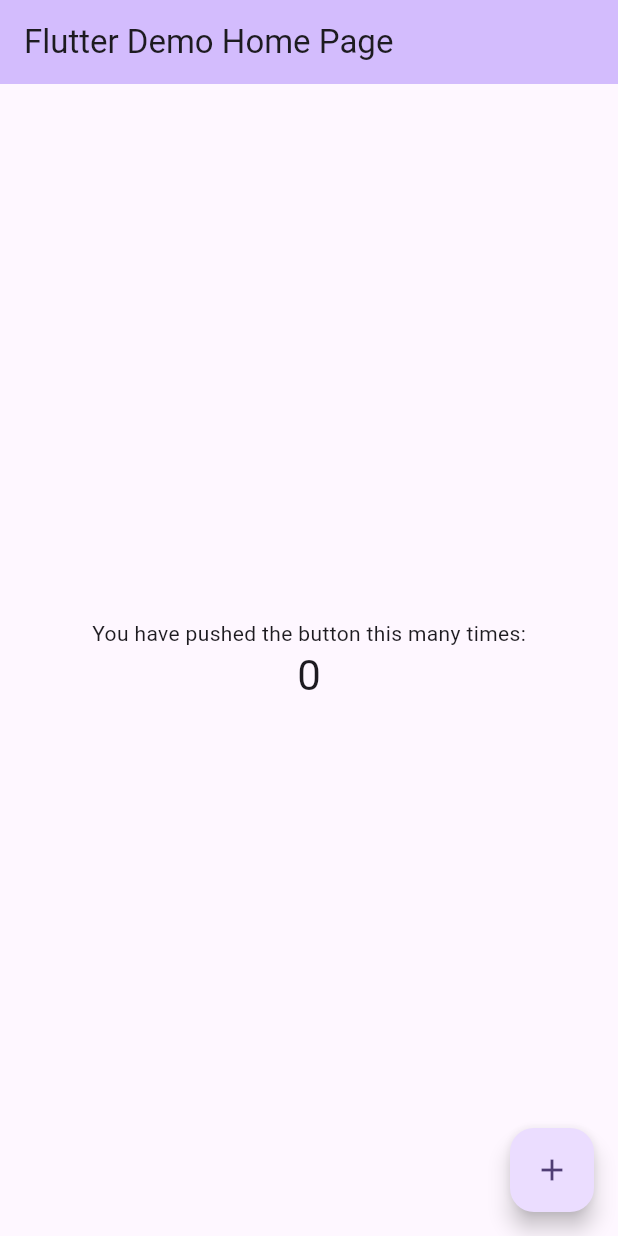
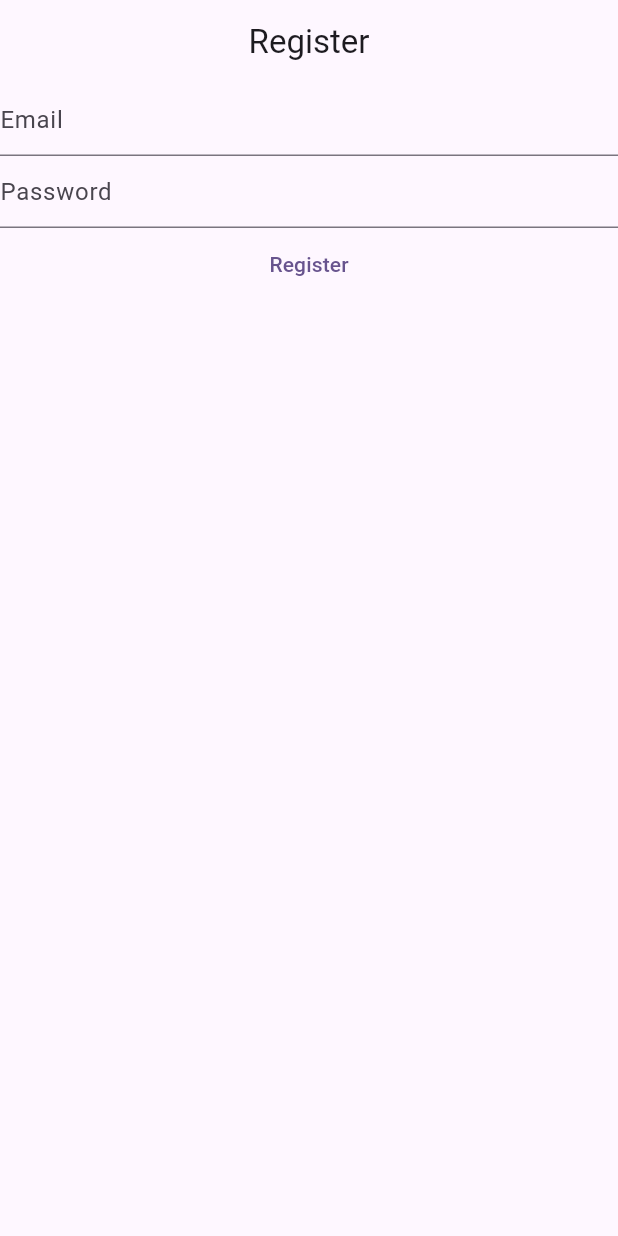
Before and after one commit to thinhdabezt/NotiForYou, a Flutter app: the screen it shows after launch, on a phone screen of 412 x 824 dp. Run offline on Flutter 3.47's test engine with Material 3 defaults, Android fonts, the light colour scheme and no system bars; our stand-ins replace firebase_auth, firebase_core; accounts and stored records are empty.

Commit message:
Add Firebase configuration and authentication to the Flutter app

```diff
--- a/lib/main.dart
+++ b/lib/main.dart
@@ -1,65 +1,91 @@
+import 'package:firebase_core/firebase_core.dart';
 import 'package:flutter/material.dart';
+import 'package:firebase_auth/firebase_auth.dart';
+import 'firebase_options.dart';
 
 void main() {
-  runApp(const MyApp());
-}
-
-class MyApp extends StatelessWidget {
-  const MyApp({super.key});
-
-  @override
-  Widget build(BuildContext context) {
-    return MaterialApp(
+  WidgetsFlutterBinding.ensureInitialized();
+  runApp(
+    MaterialApp(
       title: 'Flutter Demo',
       theme: ThemeData(
         colorScheme: ColorScheme.fromSeed(seedColor: Colors.deepPurple),
       ),
-      home: const MyHomePage(title: 'Flutter Demo Home Page'),
-    );
-  }
+      home: const HomePage(),
+    ),
+  );
 }
 
-class MyHomePage extends StatefulWidget {
-  const MyHomePage({super.key, required this.title});
-
-  final String title;
+class HomePage extends StatefulWidget {
+  const HomePage({super.key});
 
   @override
-  State<MyHomePage> createState() => _MyHomePageState();
+  State<HomePage> createState() => _HomePageState();
 }
 
-class _MyHomePageState extends State<MyHomePage> {
-  int _counter = 0;
+class _HomePageState extends State<HomePage> {
+  late final TextEditingController _email;
+  late final TextEditingController _password;
 
-  void _incrementCounter() {
-    setState(() {
-      _counter++;
-    });
+  @override
+  void initState() {
+    _email = TextEditingController();
+    _password = TextEditingController();
+    super.initState();
+  }
+
+  @override
+  void dispose() {
+    _email.dispose();
+    _password.dispose();
+    super.dispose();
   }
 
   @override
   Widget build(BuildContext context) {
     return Scaffold(
-      appBar: AppBar(
-        backgroundColor: Theme.of(context).colorScheme.inversePrimary,
-        title: Text(widget.title),
-      ),
-      body: Center(
-        child: Column(
-          mainAxisAlignment: MainAxisAlignment.center,
-          children: <Widget>[
-            const Text('You have pushed the button this many times:'),
-            Text(
-              '$_counter',
-              style: Theme.of(context).textTheme.headlineMedium,
-            ),
-          ],
+      appBar: AppBar(title: Center(child: const Text("Register"))),
+      body: FutureBuilder(
+        future: Firebase.initializeApp(
+          options: DefaultFirebaseOptions.currentPlatform,
         ),
-      ),
-      floatingActionButton: FloatingActionButton(
-        onPressed: _incrementCounter,
-        tooltip: 'Increment',
-        child: const Icon(Icons.add),
+        builder: (context, asyncSnapshot) {
+          switch (asyncSnapshot.connectionState) {
+            case ConnectionState.done:
+              return Column(
+                children: [
+                  TextField(
+                    controller: _email,
+                    enableSuggestions: false,
+                    autocorrect: false,
+                    keyboardType: TextInputType.emailAddress,
+                    decoration: const InputDecoration(hintText: "Email"),
+                  ),
+                  TextField(
+                    controller: _password,
+                    obscureText: true,
+                    enableSuggestions: false,
+                    autocorrect: false,
+                    decoration: const InputDecoration(hintText: "Password"),
+                  ),
+                  TextButton(
+                    onPressed: () async {
+                      final email = _email.text;
+                      final password = _password.text;
+                      final userCredential = await FirebaseAuth.instance
+                          .createUserWithEmailAndPassword(
+                            email: email,
+                            password: password,
+                          );
+                    },
+                    child: const Text("Register"),
+                  ),
+                ],
+              );
+            default:
+              return const Text("Loading...");
+          }
+        },
       ),
     );
   }
```
Also changed, not shown: lib/firebase_options.dart (added), 5 other files.
